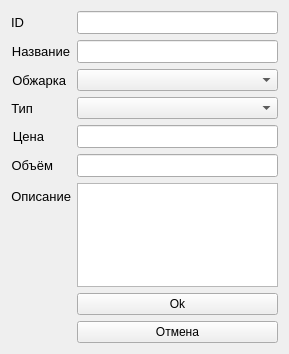
Old version of the form addEditCoffeeForm.ui in the repository Art-Nata/coffee_pr2.
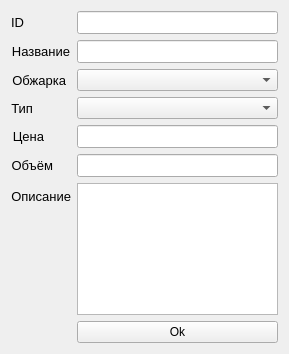
New version of the form.

Commit message: окно запускается работают списки

Diff of the .ui file:
```diff
--- a/addEditCoffeeForm.ui
+++ b/addEditCoffeeForm.ui
@@ -171,13 +171,6 @@
      </property>
     </widget>
    </item>
-   <item row="8" column="1">
-    <widget class="QPushButton" name="cancelButton">
-     <property name="text">
-      <string>Отмена</string>
-     </property>
-    </widget>
-   </item>
   </layout>
  </widget>
  <resources/>
```
The commit also changes 1 other file.
